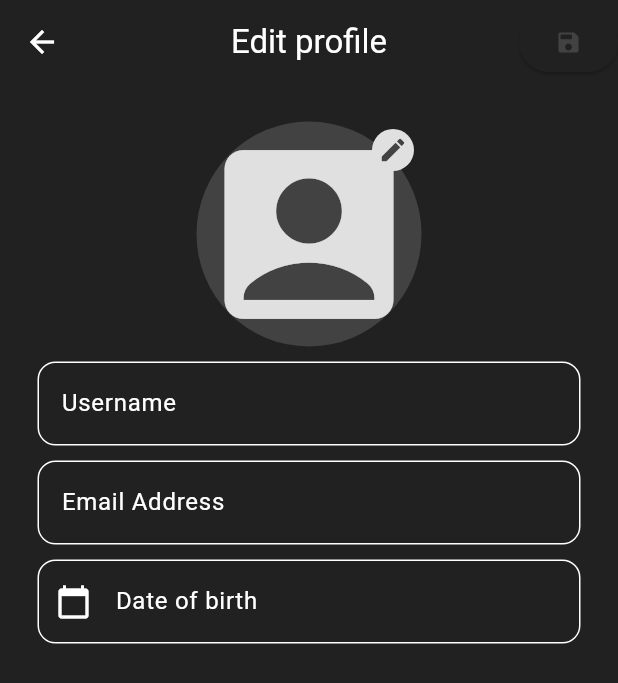
After one commit to RicnyF/Maturitn-projekt---RepTrack, a Flutter app: the ProfilePage screen opened by its route, in the side drawer, after a tap on the "settings" icon, on a phone screen of 412 x 824 dp. The commit adds this screen. Shown: the top 683 px of the screen. Run offline on Flutter 3.47's test engine with Material 3 defaults, Android fonts, the phone set to English and light mode, and no system bars; our stand-ins replace cloud_firestore, firebase_auth, firebase_core, firebase_storage, image_picker, logger and 2 more; missing offline and left inert: firebase_app_check; accounts and stored records are empty.

Commit message:
32 - Profile edit

```diff
--- a/lib/components/my_textfield.dart
+++ b/lib/components/my_textfield.dart
@@ -6,11 +6,13 @@ class MyTextfield extends StatelessWidget {
   final String hintText;
   final bool obscureText;
   final TextEditingController controller;
+  final String labelText;
   const MyTextfield({
     super.key,
     required this.hintText,
     required this.obscureText,
     required this.controller,
+    this.labelText =""
     });
 
   @override
@@ -21,7 +23,7 @@ class MyTextfield extends StatelessWidget {
         border: OutlineInputBorder(
             borderRadius: BorderRadius.circular(12),
         ),
-
+        labelText: labelText,
         hintText: hintText,
       ),
       obscureText: obscureText,
--- a/lib/main.dart
+++ b/lib/main.dart
@@ -67,6 +67,7 @@ class MyApp extends StatelessWidget {
         '/add_routine_page':(context)=>AddRoutinesPage(),
         '/select_exercises_page':(context)=>SelectExercisesPage(),
         '/start_new_workout_page':(context)=> StartNewWorkoutPage()
+
       }
     );
   }
--- /dev/null
+++ b/lib/pages/edit_profile_page.dart
@@ -0,0 +1,259 @@
+import 'package:cloud_firestore/cloud_firestore.dart';
+import 'package:firebase_auth/firebase_auth.dart';
+import 'package:firebase_storage/firebase_storage.dart';
+import 'package:flutter/material.dart';
+import 'package:image_picker/image_picker.dart';
+import 'package:rep_track/components/buttons/login_buttons.dart';
+import 'package:rep_track/components/my_textfield.dart';
+import 'package:rep_track/helper/helper_functions.dart';
+import 'package:rep_track/pages/profile_page.dart';
+import 'package:rep_track/services/firestore.dart';
+import 'package:rep_track/utils/logger.dart';
+
+class EditProfilePage extends StatefulWidget {
+
+  EditProfilePage({super.key,
+
+  });
+
+  @override
+  State<EditProfilePage> createState() => _EditProfilePageState();
+}
+final User ? currentUser = FirebaseAuth.instance.currentUser;
+
+  final storageRef = FirebaseStorage.instance;
+  final firestore = FirestoreService();
+TextEditingController usernameController = TextEditingController();
+
+  TextEditingController emailController = TextEditingController();
+
+  TextEditingController passwordController = TextEditingController();
+
+  TextEditingController birthdayController = TextEditingController();
+ String imageUrl ="";
+
+
+class _EditProfilePageState extends State<EditProfilePage> {
+
+   Future<void> saveProfile() async {
+  if (usernameController.text.isEmpty || emailController.text.isEmpty) {
+    ScaffoldMessenger.of(context).showSnackBar(
+      SnackBar(content: Text('Username and email cannot be empty!')),
+    );
+    return;
+  }
+
+  try {
+    AppLogger.logInfo("Attempting to save profile...");
+
+    if (currentUser != null && currentUser!.email != emailController.text) {
+      await currentUser!.verifyBeforeUpdateEmail(emailController.text);
+    }
+
+    await FirebaseFirestore.instance
+        .collection("Users")
+        .doc(currentUser!.uid)
+        .update({
+      'username': usernameController.text,
+      'email': emailController.text,
+      'birthDate': birthdayController.text,
+      'updatedAt': DateTime.now(),
+    });
+
+    ScaffoldMessenger.of(context).showSnackBar(
+      SnackBar(content: Text('Profile updated successfully!')),
+    );
+
+    AppLogger.logInfo("Profile saved successfully.");
+  } catch (e, stackTrace) {
+    AppLogger.logError("Failed to save profile.", e, stackTrace);
+
+    ScaffoldMessenger.of(context).showSnackBar(
+      SnackBar(content: Text('Failed to update profile. Please try again.')),
+    );
+  }
+}
+
+
+ Future<void> editPfp(user)async{
+    AppLogger.logInfo("Attempting to edit profile picture...");
+   final ImagePicker picker = ImagePicker();
+    final XFile? image = await picker.pickImage(source: ImageSource.gallery, imageQuality: 50, maxHeight: 1000, maxWidth: 1000);
+    if (image == null) return;
+    final imageRef = storageRef.ref().child(user!['username']);
+    try{
+    final imageBytes= await image.readAsBytes();
+    await imageRef.putData(imageBytes);
+    final imageUrl = await imageRef.getDownloadURL();
+    await FirebaseFirestore.instance.collection("Users").doc(currentUser!.uid).set({
+        'photoURL': imageUrl,
+        'updatedAt': DateTime.now(),
+      },SetOptions(merge: true));
+    AppLogger.logInfo("Profile picture edited successfully.");
+    }
+
+    catch(e,stackTrace){
+      AppLogger.logError("Failed to edit profile picture.", e, stackTrace);
+
+    }
+    getImageUrl();
+
+  }
+
+  void controllersFill(){
+  }
+ @override
+ void initState(){
+  super.initState;
+
+  getImageUrl();
+}
+Future<void> getImageUrl()async{
+    AppLogger.logInfo("Attempting to get image url...");
+
+    final userDoc = await firestore.getUserDetails(currentUser);
+     Map<String, dynamic>? userData = userDoc.data();
+     final url= userData!['photoURL'];
+      usernameController.text= userData["username"];
+      emailController.text = userData["email"];
+      birthdayController.text = userData["birthDate"];
+
+      if (url!="") {
+      try {
+
+        setState((){
+          imageUrl = url;
+        });
+        AppLogger.logInfo("Image url taken successfully.");
+
+      } catch (e,stackTrace) {
+       AppLogger.logError("Failed to get image url.", e, stackTrace);
+
+      }
+
+  }
+  }
+  @override
+  Widget build(BuildContext context) {
+    return Scaffold(
+      appBar: AppBar(
+        title: Text("Edit profile"),
+        centerTitle: true,
+        actions: [ElevatedButton(
+  onPressed: saveProfile,
+  child: Icon(Icons.save),
+),]
+
+      ),
+      body: FutureBuilder(
+          future:
+          firestore.getUserDetails(currentUser),
+          builder:(context, snapshot) {
+           if(snapshot.connectionState== ConnectionState.waiting){
+            return const Center(child: CircularProgressIndicator(),);
+          }
+          if(snapshot.hasError){
+            return Text("Error: ${snapshot.error}");
+
+          }
+          else{
+            final user = snapshot.data;
+            return   SingleChildScrollView(
+              child: Padding(
+
+
+                        padding: const EdgeInsets.all(25),
+                        child: Column(mainAxisAlignment: MainAxisAlignment.center, children: [Stack(alignment: Alignment.topRight,
+                children:
+                [
+
+                Photos(imageUrl: imageUrl,height: 150, width: 150,)
+                ,
+
+                Positioned (
+
+                    right: 5,
+                    top: 5,
+                    child: GestureDetector(
+                    onTap: ()=>editPfp(user),
+                    child: Container( decoration: BoxDecoration(
+
+                  color: Theme.of(context).colorScheme.inversePrimary, // Button background color
+                  shape: BoxShape.circle, // Circular button
+
+                ),
+                padding: EdgeInsets.all(4), // Padding around the icon
+                child: Icon(
+                  Icons.edit,
+                  color: Theme.of(context).colorScheme.primary,
+                  size: 20, ),)
+                  )
+                  )
+                ],),
+              const SizedBox(
+                height: 10,
+              ),
+
+
+                   MyTextfield(
+                    labelText:"Username",
+
+                    hintText: "Username",
+                    obscureText: false,
+                    controller: usernameController,
+                                 ),
+
+
+
+
+              const SizedBox(
+                height: 10,
+              ),
+
+
+              MyTextfield(
+                labelText:"Email Address",
+
+                hintText: "Email Address",
+                obscureText: false,
+                controller: emailController,
+              ),
+
+
+              const SizedBox(
+                height: 10,
+              ),
+
+
+
+
+
+
+               TextField(
+                decoration: InputDecoration(
+                    labelText:'Date of birth',
+                    filled: true,
+                    prefixIcon: Icon(Icons.calendar_today),
+                    border: OutlineInputBorder(
+                    borderRadius: BorderRadius.circular(12),
+                  )
+                ),
+                readOnly: true,
+                controller: birthdayController,
+                onTap: () => selectDate(context,birthdayController),
+
+              ),
+
+
+
+
+
+
+                        ]),
+                      ),
+            );
+          }
+          },
+    ));
+  }
+}
--- a/lib/pages/profile_page.dart
+++ b/lib/pages/profile_page.dart
@@ -11,7 +11,9 @@ import 'package:rep_track/components/my_boldtext.dart';
 import 'package:image_picker/image_picker.dart';
 import 'package:rep_track/helper/helper_functions.dart';
 import 'package:logger/logger.dart';
+import 'package:rep_track/pages/edit_profile_page.dart';
 import 'package:rep_track/pages/workout_details_page.dart';
+import 'package:rep_track/services/firestore.dart';
 import 'package:rep_track/theme/theme_provider.dart';
 import 'package:rep_track/utils/logger.dart';
 import 'package:table_calendar/table_calendar.dart';
@@ -28,13 +30,13 @@ class ProfilePage extends StatefulWidget {
 
 class _ProfilePageState extends State<ProfilePage> {
   final logger = Logger();
-  bool isLoading = false;
   ValueNotifier<DateTime> _selectedDayNotifier = ValueNotifier(DateTime.now());
 
   var _selectedDay = DateTime.now();
   var _focusedDay = DateTime.now();
   final DateFormat _calendarFormat = DateFormat('yyyy-MM-dd HH:mm:ss');
   final storageRef = FirebaseStorage.instance;
+  final firestore = FirestoreService();
   Map<DateTime, List<Map<String, dynamic>>> events = {};
   // current logged in user
   final User ? currentUser = FirebaseAuth.instance.currentUser;
@@ -74,9 +76,7 @@ class _ProfilePageState extends State<ProfilePage> {
   );
 }
 
-  Future<DocumentSnapshot<Map<String,dynamic>>> getUserDetails() async{
-    return await FirebaseFirestore.instance.collection("Users").doc(currentUser!.uid).get();
-  }
+
 
   Future<void> editPfp(user)async{
     AppLogger.logInfo("Attempting to edit profile picture...");
@@ -137,13 +137,12 @@ Future<void> getUserWorkouts() async {
 
 
 
-  late String imageUrl;
+  String imageUrl ="";
 
 
   @override
   void initState(){
     super.initState();
-    imageUrl='';
     getImageUrl();
     getUserWorkouts();
   }
@@ -151,7 +150,7 @@ Future<void> getUserWorkouts() async {
  Future<void> getImageUrl()async{
     AppLogger.logInfo("Attempting to get image url...");
 
-    final userDoc = await getUserDetails();
+    final userDoc = await firestore.getUserDetails(currentUser);
      Map<String, dynamic>? userData = userDoc.data();
      final url= userData!['photoURL'];
 
@@ -160,7 +159,6 @@ Future<void> getUserWorkouts() async {
 
         setState((){
           imageUrl = url;
-         isLoading = false;
         });
         AppLogger.logInfo("Image url taken successfully.");
 
@@ -197,7 +195,13 @@ Future<void> getUserWorkouts() async {
             children: [
               ListTile(
                 title: const Text("Edit profile"),
-                onTap: (){},
+                onTap: ()=> Navigator.push(
+            context,
+            MaterialPageRoute(
+              builder: (context) =>
+                  EditProfilePage()
+            ),
+          ),
               ),
                ListTile(
               title: Row(
@@ -231,7 +235,7 @@ Provider.of<ThemeProvider>(context, listen: false)
         body:
       FutureBuilder(
           future: Future.wait([
-          getUserDetails(),
+          firestore.getUserDetails(currentUser),
         ]),
 
         builder: (context,snapshot){
@@ -248,39 +252,15 @@ Provider.of<ThemeProvider>(context, listen: false)
           //data received
           else if (snapshot.hasData){
 
-            final user = snapshot.data![0] as DocumentSnapshot<Map<String, dynamic>>;
+            final user = snapshot.data![0];
 
 
             return Center(
               child: Column(children: [
 
-                Stack(alignment: Alignment.topRight,
-                children:
-                [
 
-                Photos(imageUrl: imageUrl,height: 150, width: 150,)
-                ,
 
-                Positioned (
-
-                    right: 5,
-                    top: 5,
-                    child: GestureDetector(
-                    onTap: ()=>editPfp(user),
-                    child: Container( decoration: BoxDecoration(
-
-                  color: Theme.of(context).colorScheme.inversePrimary, // Button background color
-                  shape: BoxShape.circle, // Circular button
-
-                ),
-                padding: EdgeInsets.all(4), // Padding around the icon
-                child: Icon(
-                  Icons.edit,
-                  color: Theme.of(context).colorScheme.primary,
-                  size: 20, ),)
-                  )
-                  )
-                ],),
+                Photos(imageUrl: imageUrl,height: 150, width: 150,),
 
 
                 Text(capitalizeFirstLetter(user!['username']),style: TextStyle(fontWeight: FontWeight.bold,fontSize: 25),),
@@ -394,7 +374,9 @@ Provider.of<ThemeProvider>(context, listen: false)
               final onlyDate = DateTime(selectedDay.year, selectedDay.month, selectedDay.day);
               final workouts = events[onlyDate] ?? [];
 
-
+              if(workouts.isEmpty){
+               return;
+              }
               if (workouts.length == 1 ) {
                 Navigator.push(
                   context,
@@ -409,6 +391,8 @@ Provider.of<ThemeProvider>(context, listen: false)
                 _showWorkoutChoiceDialog(context, workouts);
               }
               _selectedDayNotifier.value = DateTime.now();
+
+
             },
   calendarStyle: CalendarStyle(
 
--- a/lib/services/firestore.dart
+++ b/lib/services/firestore.dart
@@ -6,6 +6,9 @@ class FirestoreService{
   FirebaseFirestore.instance.collection('Exercises');
   final CollectionReference routines = FirebaseFirestore.instance.collection('Routines');
 
+  Future<DocumentSnapshot<Map<String,dynamic>>> getUserDetails(currentUser) async{
+    return await FirebaseFirestore.instance.collection("Users").doc(currentUser!.uid).get();
+  }
    //READ
   Stream<QuerySnapshot> getExercisesStream(){
         final exercisesStream = exercises.orderBy('name', ).snapshots();
```
Also changed, not shown: lib/services/userDetails.dart (deleted, +0 -7 lines), lib/pages/edit_exercises_page.dart (line endings or trailing spaces).
